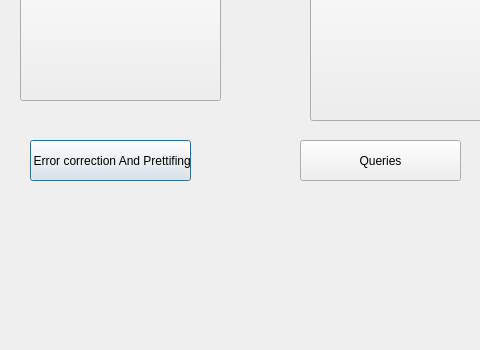
Old version of the form features.ui in the repository DaliaAymanAmeen/GUI; both pictures show x 0 to 480 and y 250 to 600 of the 787 by 600 pixel window.
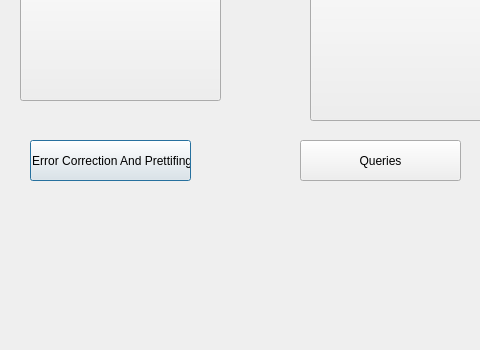
New version of the form. Icons and pictures are not drawn.

Commit message: All except prettifing bug

What changed in the file:
```diff
--- a/features.ui
+++ b/features.ui
@@ -91,7 +91,7 @@
     </rect>
    </property>
    <property name="text">
-    <string> Error correction And Prettifing</string>
+    <string> Error Correction And Prettifing</string>
    </property>
   </widget>
   <widget class="QPushButton" name="pushButton_2">
```
The commit also changes 32 other files.
